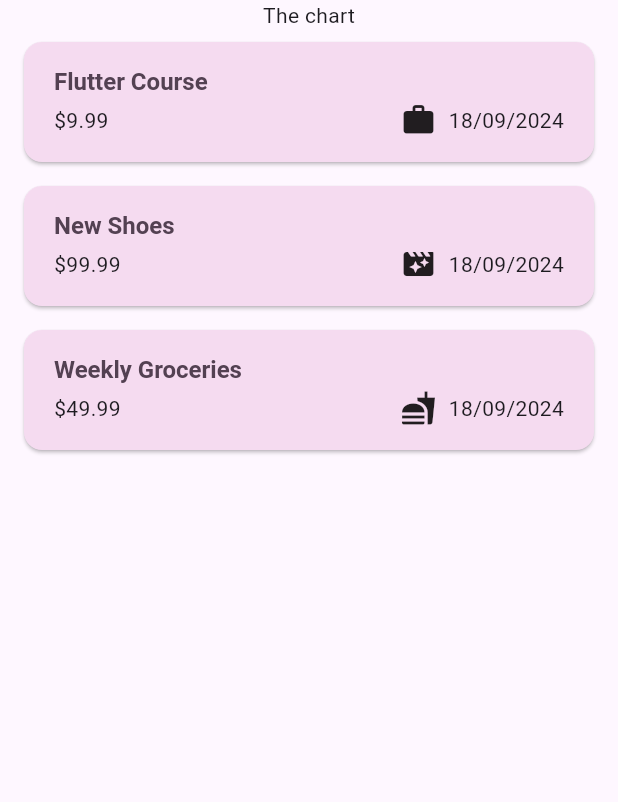
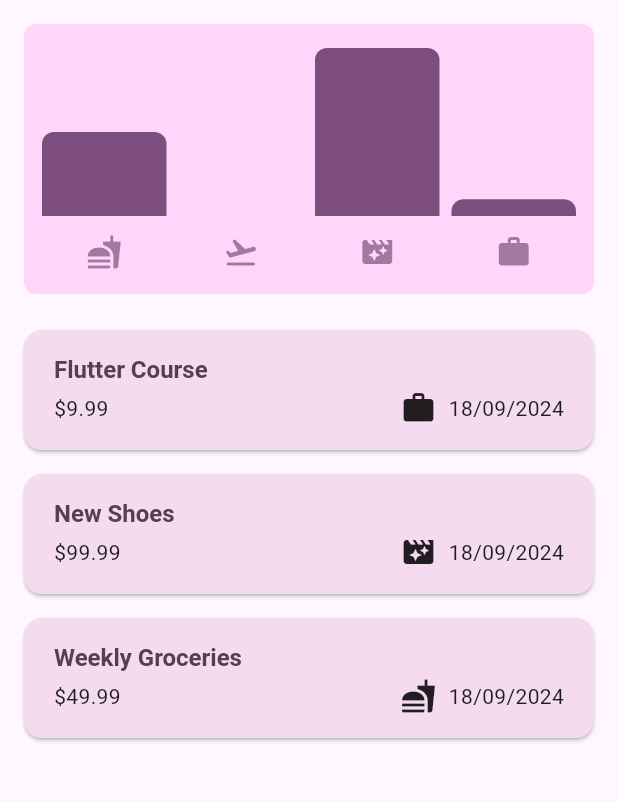
Before and after one commit to HarshaKy/expense_tracker, a Flutter app: the screen it shows after launch, on a phone screen of 412 x 824 dp, the part 84-886 px from its top. Run offline on Flutter 3.47's test engine with Material 3 defaults, Android fonts, the phone set to English and light mode, and no system bars.

Commit message:
bar graph for expenses

```diff
--- a/lib/models/expense.dart
+++ b/lib/models/expense.dart
@@ -37,3 +37,28 @@ class Expense {
     return dateFormat.format(date);
   }
 }
+
+class ExpenseBucket {
+  const ExpenseBucket({
+    required this.category,
+    required this.expenses,
+  });
+
+  ExpenseBucket.forCategory(List<Expense> allExpenses, this.category)
+      : expenses = allExpenses
+            .where((expense) => expense.category == category)
+            .toList();
+
+  final Category category;
+  final List<Expense> expenses;
+
+  double get totalAmount {
+    double sum = 0;
+
+    for (final expense in expenses) {
+      sum += expense.amount;
+    }
+
+    return sum;
+  }
+}
--- /dev/null
+++ b/lib/widgets/chart/chart.dart
@@ -0,0 +1,99 @@
+import 'package:expense_tracker/models/expense.dart';
+import 'package:flutter/material.dart';
+import 'package:expense_tracker/widgets/chart/chart_bar.dart';
+
+class Chart extends StatelessWidget {
+  const Chart({super.key, required this.expenses});
+
+  final List<Expense> expenses;
+
+  List<ExpenseBucket> get buckets {
+    return [
+      ExpenseBucket.forCategory(expenses, Category.food),
+      ExpenseBucket.forCategory(expenses, Category.travel),
+      ExpenseBucket.forCategory(expenses, Category.leisure),
+      ExpenseBucket.forCategory(expenses, Category.work),
+    ];
+  }
+
+  double get maxTotalAmount {
+    double maxTotalAmount = 0;
+
+    for (final bucket in buckets) {
+      if (bucket.totalAmount > maxTotalAmount) {
+        maxTotalAmount = bucket.totalAmount;
+      }
+    }
+
+    return maxTotalAmount;
+  }
+
+  @override
+  Widget build(context) {
+    final isDarkMode =
+        MediaQuery.of(context).platformBrightness == Brightness.dark;
+
+    return Container(
+      margin: const EdgeInsets.all(16),
+      padding: const EdgeInsets.symmetric(
+        vertical: 16,
+        horizontal: 8,
+      ),
+      width: double.infinity,
+      height: 180,
+      decoration: BoxDecoration(
+        borderRadius: BorderRadius.circular(8),
+        gradient: LinearGradient(
+          colors: [
+            Theme.of(context).colorScheme.primaryContainer,
+            Theme.of(context).colorScheme.primaryContainer,
+          ],
+          begin: Alignment.topCenter,
+          end: Alignment.bottomCenter,
+        ),
+      ),
+      child: Column(
+        children: [
+          Expanded(
+            child: Row(
+              crossAxisAlignment: CrossAxisAlignment.end,
+              children: [
+                for (final bucket in buckets)
+                  ChartBar(
+                    fill: bucket.totalAmount == 0
+                        ? 0
+                        : bucket.totalAmount / maxTotalAmount,
+                  )
+              ],
+            ),
+          ),
+          const SizedBox(
+            height: 12,
+          ),
+          Row(
+            children: buckets
+                .map(
+                  (bucket) => Expanded(
+                    child: Padding(
+                      padding: const EdgeInsets.symmetric(
+                        horizontal: 4,
+                      ),
+                      child: Icon(
+                        categoryIcons[bucket.category],
+                        color: isDarkMode
+                            ? Theme.of(context).colorScheme.secondary
+                            : Theme.of(context)
+                                .colorScheme
+                                .primary
+                                .withOpacity(0.7),
+                      ),
+                    ),
+                  ),
+                )
+                .toList(),
+          ),
+        ],
+      ),
+    );
+  }
+}
--- /dev/null
+++ b/lib/widgets/chart/chart_bar.dart
@@ -0,0 +1,33 @@
+import 'package:flutter/material.dart';
+
+class ChartBar extends StatelessWidget {
+  const ChartBar({super.key, required this.fill});
+
+  final double fill;
+
+  @override
+  Widget build(context) {
+    final isDarkMode =
+        MediaQuery.of(context).platformBrightness == Brightness.dark;
+
+    return Expanded(
+      child: Padding(
+        padding: const EdgeInsets.symmetric(horizontal: 4),
+        child: FractionallySizedBox(
+          heightFactor: fill,
+          child: DecoratedBox(
+            decoration: BoxDecoration(
+              shape: BoxShape.rectangle,
+              borderRadius: const BorderRadius.vertical(
+                top: Radius.circular(8),
+              ),
+              color: isDarkMode
+                  ? Theme.of(context).colorScheme.secondary
+                  : Theme.of(context).colorScheme.primary,
+            ),
+          ),
+        ),
+      ),
+    );
+  }
+}
--- a/lib/widgets/expenses.dart
+++ b/lib/widgets/expenses.dart
@@ -1,4 +1,5 @@
 import 'package:expense_tracker/models/expense.dart';
+import 'package:expense_tracker/widgets/chart/chart.dart';
 import 'package:expense_tracker/widgets/expenses_list/expenses_list.dart';
 import 'package:expense_tracker/widgets/new_expense.dart';
 
@@ -99,7 +100,7 @@ class _ExpensesState extends State<Expenses> {
       ),
       body: Column(
         children: [
-          const Text('The chart'),
+          Chart(expenses: _expenses),
           Expanded(child: mainContent),
         ],
       ),
```
Also changed, not shown: 1 other file.
